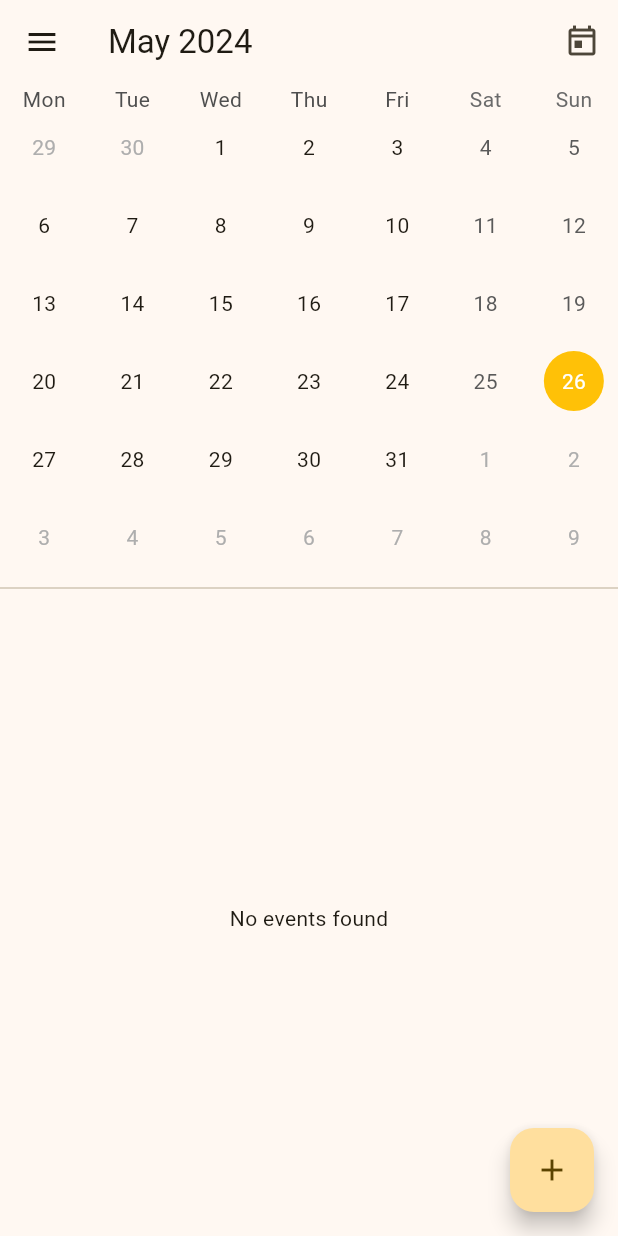
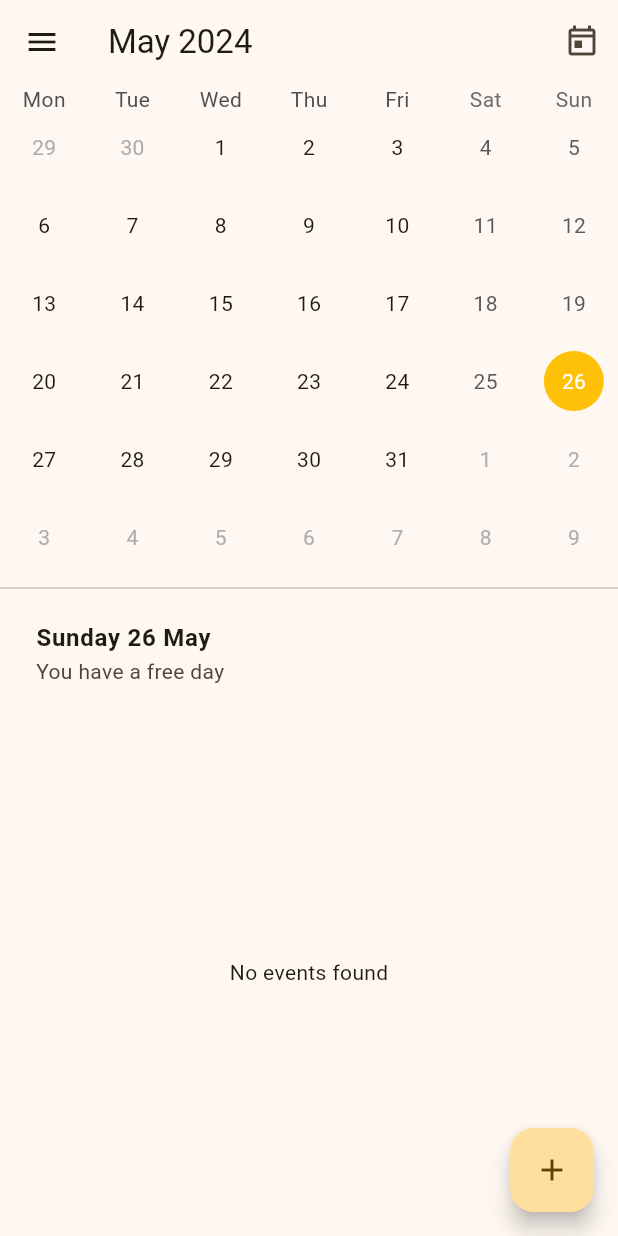
Before and after one commit to nikita-t1/kalendae, a Flutter app: the screen it shows after launch, on a phone screen of 412 x 824 dp. Run offline on Flutter 3.47's test engine with Material 3 defaults, Android fonts, the phone set to English and light mode, and no system bars; drawn by our look-alikes of table_calendar; our stand-ins replace flutter_riverpod, localstorage, package_info_plus; missing offline and left inert: device_calendar.

Commit message:
feat: add daily summary sections
Code has been refactored to separate Calendar implementation into a dedicated section, adding a Daily Summary section as well. This work improves the structure of the codebase, making it more modular and maintainable by establishing separate sections for different components.

```diff
--- a/lib/pages/home_page.dart
+++ b/lib/pages/home_page.dart
@@ -3,6 +3,9 @@ import 'dart:collection';
 import 'package:device_calendar/device_calendar.dart';
 import 'package:flutter/material.dart';
 import 'package:flutter_riverpod/flutter_riverpod.dart';
+import 'package:intl/intl.dart';
+import 'package:kalendae/pages/home_sections/calendar_table_section.dart';
+import 'package:kalendae/pages/home_sections/daily_summary_section.dart';
 import 'package:kalendae/providers/calendar_events_provider.dart';
 import 'package:kalendae/providers/calendar_settings_provider.dart';
 import 'package:kalendae/providers/selected_calendar_provider.dart';
@@ -33,80 +36,22 @@ class HomePage extends ConsumerWidget {
 
     DeviceCalendarPlugin deviceCalendar = DeviceCalendarPlugin.private();
     var monthEvents = calendarEventsAsyncValue.valueOrNull ?? [];
-    return Scaffold(
-        body: Container(
-      child: Column(
+    return const Scaffold(
+        body: Column(
           children: [
-          TableCalendar<Event>(
-            eventLoader: (day) {
-              List<Event> calendarTableEvents = [];
-              for (var event in monthEvents) {
-                if (isSameDay(event.start!, day)) {
-                  calendarTableEvents.add(event);
-                }
-              }
-              return calendarTableEvents;
-            },
-            headerVisible: false,
-            startingDayOfWeek:
-                _weekdayToStartingDayOfWeek(calendarSettings.firstDayOfWeek),
-            sixWeekMonthsEnforced: true,
-            onPageChanged: (focusedDay) {
-              visibleMonthState.setVisibleMonth(focusedDay);
-
-            },
-            firstDay: DateTime.utc(1970),
-            lastDay: DateTime.utc(2038, 1, 18),
-            focusedDay: visibleMonthState.visibleMonth,
-            onDaySelected: (selectedDay, focusedDay) => selectedDayState.selectDay(selectedDay),
-            selectedDayPredicate: (day) => isSameDay(selectedDayState.selectedDay, day),
-            weekNumbersVisible: calendarSettings.showCalendarWeeks,
-            calendarStyle: CalendarStyle(
-              todayTextStyle: TextStyle(
-                color: Theme.of(context).colorScheme.onBackground,
-              ),
-              isTodayHighlighted: true,
-              todayDecoration: BoxDecoration(
-                border: Border.all(color: Theme.of(context).colorScheme.secondary),
-                shape: BoxShape.circle,
-              ),
-              selectedDecoration: BoxDecoration(
-                color: Theme.of(context).colorScheme.primary,
-                shape: BoxShape.circle,
-              ),
-              selectedTextStyle: TextStyle(
-                color: Theme.of(context).colorScheme.onPrimary,
-              ),
-            ),
-          ),
+            CalendarTableSection(),
             Divider(),
+            // small card that show a summary of the day
+            DailySummarySection(),
             Expanded(
               child: CalendarEventsSection()
             ),
           ],
-      ),
         ));
   }
 
-  StartingDayOfWeek _weekdayToStartingDayOfWeek(int weekday) {
-    switch (weekday) {
-      case DateTime.monday:
-        return StartingDayOfWeek.monday;
-      case DateTime.tuesday:
-        return StartingDayOfWeek.tuesday;
-      case DateTime.wednesday:
-        return StartingDayOfWeek.wednesday;
-      case DateTime.thursday:
-        return StartingDayOfWeek.thursday;
-      case DateTime.friday:
-        return StartingDayOfWeek.friday;
-      case DateTime.saturday:
-        return StartingDayOfWeek.saturday;
-      case DateTime.sunday:
-        return StartingDayOfWeek.sunday;
-      default:
-        return StartingDayOfWeek.sunday;
-    }
-  }
+
+
+
 
 }
--- /dev/null
+++ b/lib/pages/home_sections/calendar_table_section.dart
@@ -0,0 +1,88 @@
+import 'package:device_calendar/device_calendar.dart';
+import 'package:flutter/material.dart';
+import 'package:flutter_riverpod/flutter_riverpod.dart';
+import 'package:kalendae/providers/calendar_events_provider.dart';
+import 'package:kalendae/providers/calendar_settings_provider.dart';
+import 'package:kalendae/providers/calendar_widget_state_provider.dart';
+import 'package:table_calendar/table_calendar.dart';
+
+// The ConsumerWidget
+class CalendarTableSection extends ConsumerWidget {
+  const CalendarTableSection({super.key});
+
+  @override
+  Widget build(BuildContext context, WidgetRef ref) {
+    var visibleMonthState = ref.watch(calendarWidgetVisibleMonthStateProvider);
+    var selectedDayState = ref.watch(calendarWidgetSelectedDayStateProvider);
+    final calendarEventsAsyncValue = ref.watch(calendarEventsProvider);
+
+    var calendarSettings = ref.watch(calendarSettingsProvider);
+
+    var monthEvents = calendarEventsAsyncValue.valueOrNull ?? [];
+
+    return TableCalendar<Event>(
+      eventLoader: (day) {
+        List<Event> calendarTableEvents = [];
+        for (var event in monthEvents) {
+          if (isSameDay(event.start!, day)) {
+            calendarTableEvents.add(event);
+          }
+        }
+        return calendarTableEvents;
+      },
+      headerVisible: false,
+      startingDayOfWeek:
+          _weekdayToStartingDayOfWeek(calendarSettings.firstDayOfWeek),
+      sixWeekMonthsEnforced: true,
+      onPageChanged: (focusedDay) {
+        visibleMonthState.setVisibleMonth(focusedDay);
+      },
+      firstDay: DateTime.utc(1970),
+      lastDay: DateTime.utc(2038, 1, 18),
+      focusedDay: visibleMonthState.visibleMonth,
+      onDaySelected: (selectedDay, focusedDay) =>
+          selectedDayState.selectDay(selectedDay),
+      selectedDayPredicate: (day) =>
+          isSameDay(selectedDayState.selectedDay, day),
+      weekNumbersVisible: calendarSettings.showCalendarWeeks,
+      calendarStyle: CalendarStyle(
+        todayTextStyle: TextStyle(
+          color: Theme.of(context).colorScheme.onBackground,
+        ),
+        isTodayHighlighted: true,
+        todayDecoration: BoxDecoration(
+          border: Border.all(color: Theme.of(context).colorScheme.secondary),
+          shape: BoxShape.circle,
+        ),
+        selectedDecoration: BoxDecoration(
+          color: Theme.of(context).colorScheme.primary,
+          shape: BoxShape.circle,
+        ),
+        selectedTextStyle: TextStyle(
+          color: Theme.of(context).colorScheme.onPrimary,
+        ),
+      ),
+    );
+  }
+
+  StartingDayOfWeek _weekdayToStartingDayOfWeek(int weekday) {
+    switch (weekday) {
+      case DateTime.monday:
+        return StartingDayOfWeek.monday;
+      case DateTime.tuesday:
+        return StartingDayOfWeek.tuesday;
+      case DateTime.wednesday:
+        return StartingDayOfWeek.wednesday;
+      case DateTime.thursday:
+        return StartingDayOfWeek.thursday;
+      case DateTime.friday:
+        return StartingDayOfWeek.friday;
+      case DateTime.saturday:
+        return StartingDayOfWeek.saturday;
+      case DateTime.sunday:
+        return StartingDayOfWeek.sunday;
+      default:
+        return StartingDayOfWeek.sunday;
+    }
+  }
+}
--- /dev/null
+++ b/lib/pages/home_sections/daily_summary_section.dart
@@ -0,0 +1,51 @@
+import 'package:device_calendar/device_calendar.dart';
+import 'package:flutter/material.dart';
+import 'package:flutter_riverpod/flutter_riverpod.dart';
+import 'package:intl/intl.dart';
+import 'package:kalendae/providers/calendar_events_provider.dart';
+import 'package:kalendae/providers/calendar_widget_state_provider.dart';
+import 'package:table_calendar/table_calendar.dart';
+
+// The ConsumerWidget
+class DailySummarySection extends ConsumerWidget {
+  const DailySummarySection({super.key});
+
+  @override
+  Widget build(BuildContext context, WidgetRef ref) {
+    var selectedDayState = ref.watch(calendarWidgetSelectedDayStateProvider);
+    final calendarEventsAsyncValue = ref.watch(calendarEventsProvider);
+
+    var monthEvents = calendarEventsAsyncValue.valueOrNull ?? [];
+
+    return Container(
+      padding: const EdgeInsets.fromLTRB(8, 0, 8, 0),
+      child: ListTile(
+          title: Text(_formatDateTime(selectedDayState.selectedDay),
+              style: const TextStyle(fontWeight: FontWeight.bold)),
+          subtitle: Text(_howBusyIsTheDay(monthEvents
+              .where((event) =>
+                  isSameDay(event.start!, selectedDayState.selectedDay))
+              .toList()))),
+    );
+  }
+
+  String _formatDateTime(DateTime dateTime) {
+    return DateFormat('EEEE dd MMMM').format(dateTime);
+  }
+
+  String _howBusyIsTheDay(List<Event> events) {
+    switch (events.length) {
+      case 0:
+        return 'You have a free day';
+      case 1:
+        return 'You have an event';
+      case 2:
+        return 'You have a few events';
+      case 3:
+      case 4:
+        return 'You have a busy day';
+      default:
+        return 'You have a very busy day';
+    }
+  }
+}
```
Lines whose indentation alone changed are shown as unchanged.
